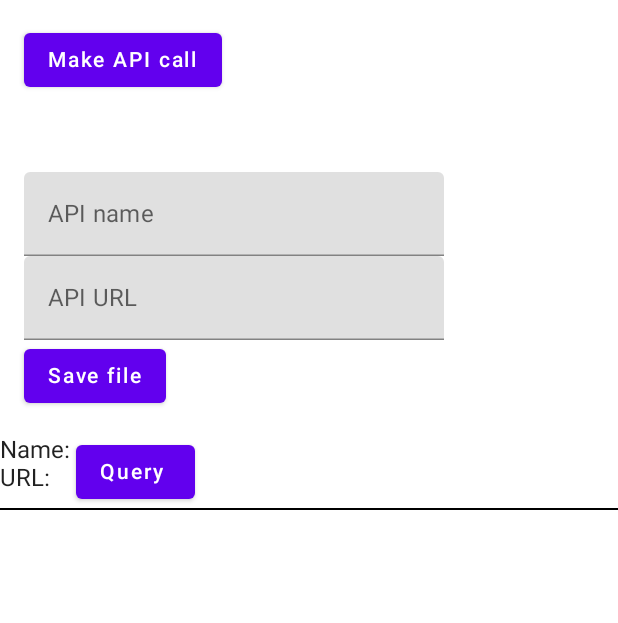
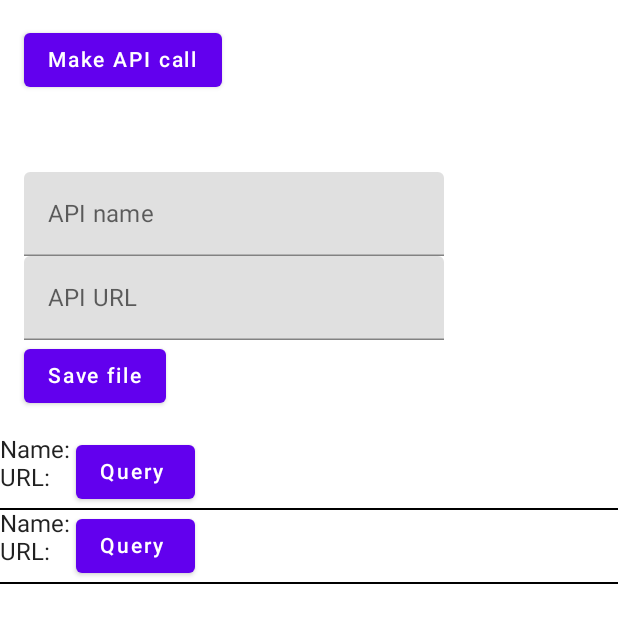
Before and after one commit to danevd-TCD/DVStats, an Android app built with Jetpack Compose: the composable MainApp shown on its own in the app's theme, after a tap on "Save file", on a phone screen of 412 x 824 dp. Shown: the top 623 px of the screen. Run offline under Robolectric (Android 15) with nearby library versions, the phone set to English and light mode, and no system bars; libraries missing offline, so code that uses them is left out: com.github.kittinunf.fuel; 1 other tap on this screen came first.

Commit message:
refactored code a bit, still more to do

```diff
--- a/app/src/main/java/com/example/dvstats/MainActivity.kt
+++ b/app/src/main/java/com/example/dvstats/MainActivity.kt
@@ -1,29 +1,18 @@
 package com.example.dvstats
-
-//https://developer.android.com/training/volley
 
 import android.content.Context
 import android.os.Bundle
 import androidx.activity.ComponentActivity
 import androidx.activity.compose.setContent
-import androidx.compose.foundation.Image
 import androidx.compose.foundation.layout.*
 import androidx.compose.foundation.lazy.LazyColumn
-import androidx.compose.foundation.shape.RoundedCornerShape
 import androidx.compose.material.*
-import androidx.compose.material.MaterialTheme.typography
 import androidx.compose.ui.Modifier
-import androidx.compose.ui.draw.clip
-import androidx.compose.ui.layout.ContentScale
-import androidx.compose.ui.res.painterResource
 import androidx.compose.ui.unit.dp
 import com.example.dvstats.ui.theme.DVStatsTheme
 import androidx.compose.material.Button
 import androidx.compose.ui.graphics.Color
 import androidx.compose.foundation.lazy.items
-import androidx.compose.animation.animateColorAsState
-import androidx.compose.foundation.background
-import androidx.compose.foundation.clickable
 import androidx.compose.foundation.layout.Column
 import androidx.compose.foundation.layout.padding
 import androidx.compose.material.Divider
@@ -34,42 +23,10 @@ import androidx.compose.ui.tooling.preview.Preview
 import com.github.kittinunf.fuel.coroutines.awaitStringResponse
 import com.github.kittinunf.fuel.httpGet
 import kotlinx.coroutines.launch
-//import com.example.dvstats.MyApplication.Companion.appContext
 import java.io.File
 import kotlinx.serialization.*
 import kotlinx.serialization.json.*
-
-@Composable
-fun MainApp(names: List<String> = List(15) {"Hello user #$it"}, i_userFiles: List<String>? = getDataDirFiles( MainActivity.instance ))
-{
-    //val clickCount = remember { mutableStateOf(0)}
-    val initialResponse = remember  { mutableStateOf("Initial")}
-    //val curFileName = remember { mutableStateOf("DEFAULT_FILENAME") }
-    var curFileName: MutableList<String> = remember { mutableListOf() }
-
-    DVStatsTheme {
-        // A surface container using the 'background' color from the theme
-        Surface(color = MaterialTheme.colors.background) {
-            Column {
-                //NewsStory()
-                //ButtonCounter(count = clickCount.value, updateCount = {newCount -> clickCount.value = newCount})
-                //Divider()
-                //NameList(names, Modifier.weight(1f))
-                ButtonCall(text_Reponse = initialResponse.value, updateAPIString = {newString -> initialResponse.value = newString})
-                //WriteCall(text = curFileName.value, updateFileText = { newFileName -> curFileName.value = newFileName;writeTestText(curFileName.value)})
-                WriteCall(text = curFileName, updateFileText = { newFileName -> curFileName =
-                    newFileName as MutableList<String>;writeTestText(
-                    curFileName
-                )})
-                if (i_userFiles != null) {
-                    DataList(userFiles = i_userFiles, updateAPIString = {newString -> initialResponse.value = newString},text_Reponse = initialResponse.value)
-                }
-            }
-        }
-    }
-}
-
-
+import androidx.compose.runtime.snapshots.SnapshotStateList
 
 class MainActivity : ComponentActivity() {
     companion object {
@@ -85,87 +42,89 @@ class MainActivity : ComponentActivity() {
     }
 }
 
+@Composable
+fun MainApp()
+{
+    val initialResponse = remember  { mutableStateOf("Initial")} //initial API string
+    var curFileName = remember {mutableStateListOf<String>()} //
+
+    DVStatsTheme {
+        Surface(color = MaterialTheme.colors.background) {
+            Column {
+                ButtonCall( text_Reponse = initialResponse.value,
+                            updateAPIString = {newString -> initialResponse.value = newString})
+                WriteCall(  text = curFileName,
+                            updateFileText =    {
+                                    newFileName -> curFileName = newFileName as SnapshotStateList<String>;
+                                    writeTestText(curFileName)
+                                                })
+                DataList(   userFiles = getDataDirFiles( MainActivity.instance ),
+                            updateAPIString = { newString -> initialResponse.value = newString},
+                            text_Reponse = initialResponse.value)
+            }
+        }
+    }
+}
+
 // ############################ FILE SCAN AND DISPLAY #######################################
 
 //write filename to file
-fun writeTestText(inputFieldList:MutableList<String>){
+fun writeTestText(inputFieldList:SnapshotStateList<String>){
     //inputFieldList is the mutable list passed by data fields from compose function
     val filename = inputFieldList[0] + "_config.json" //N.B: hardcoding filename based on field loc
-
     val file = File(MainActivity.instance.filesDir, filename)
     file.createNewFile()
-    //writing json data here, code in syntax by hand or use gson/etc?
-    //file.writeText("{\n"+ "\"Name\":"+ "\"" + filename + "\",\n"+ "\"URL\":" + "\""+inputFieldList[1] +"\"" + "\n}")
     file.writeText(varsToJson(inputFieldList[0],inputFieldList[1]))
 }
-
-//https://github.com/Kotlin/kotlinx.serialization#android for original
 
 //define data class for json writing here
 @Serializable
 data class API_Json(val Name: String, val URL: String)
 
 //serialise input data from API_Json format into json data and return as string to print/write/etc
-fun varsToJson(name: String, url: String): String {
+fun varsToJson(name: String, url: String): String
+{
     // Pass args and set up as data class for encoding
-    val data = API_Json(Name = name,URL = url)
-    val string = Json.encodeToString(data)
-
-    return string
+    val data = API_Json(Name = name, URL = url)
+    return Json.encodeToString(data)
 }
 
-//read a specified json file, return string? or maybe multiple vars? I dunno yet
-//n.b we decode using the same data class we encoded with in varsToJson
-
-fun readJson(fileLoc: String): API_Json {
+//read a specified json file, return string
+fun readJson(fileLoc: String): API_Json
+{
     val jsonFile = File(fileLoc).readText(Charsets.UTF_8) //read entire json file into a string
     val JsonAsString = Json.decodeFromString<API_Json>(jsonFile) //parse json file
     return JsonAsString
-    //can then access elements with JsonAsString.name or JsonAsString.language, i think?
 }
 
-
 //get all files in app filesDir
-fun getDataDirFiles(getFilesContext: Context): List<String> {
+fun getDataDirFiles(getFilesContext: Context): List<String>
+{
     val dataDir = File(getFilesContext.filesDir, "")
-    if (!dataDir.exists()){
-        dataDir.mkdir()
-    }
+    if (!dataDir.exists()){ dataDir.mkdir() } //necessary?
     val fileList = mutableListOf<String>()
-    //walk each file in dir, and look for .json files by reversing each string and scanning the last 5
-    //chars for ".json" backwards... there's got to be a more elegant way, but hey, it works for now
+    /*walk each file in dir, and look for .json files by reversing each string and scanning the last 5
+    chars for ".json" backwards... there's got to be a more elegant way, but hey, it works for now */
     dataDir.walk().forEach { if (it.toString().reversed().substring(0,5) == "nosj.") {fileList.add(it.toString()) }}
-
     return fileList
 }
+
 
 //get all files in filesDir and make lazy columns
 @Composable
 fun DataList(userFiles: List<String>, modifier: Modifier = Modifier, updateAPIString: (String) -> Unit, text_Reponse: String)
 {
-    //val coroutineScope = rememberCoroutineScope()
+
+    val lazyElements = remember{ mutableStateListOf<String>() }
+    for (i in getDataDirFiles(MainActivity.instance))
+    {
+        lazyElements.add(i)
+    }
 
     LazyColumn(modifier = modifier) {
-        items(items = userFiles) { data ->
-            //Text(text = data)
+        items(items = lazyElements) { data ->
 
-            //
             val coroutineScope = rememberCoroutineScope()
-
-
-            /*
-            Column(modifier = Modifier.padding(16.dp)) {
-                //Button(onClick = { updateAPIString(fuelCall("https://www.danev.xyz/status/all").toString()) })
-                Button(onClick = scopedUpdateAPIString )
-                {
-                    Text("Make API call")
-                }
-                Text(text = text_Reponse)
-            }
-
-             */
-
-            //
 
             Row(horizontalArrangement = Arrangement.SpaceBetween) {
                 val tempJsonObject = readJson(data)
@@ -187,34 +146,22 @@ fun DataList(userFiles: List<String>, modifier: Modifier = Modifier, updateAPISt
 
             Divider(color = Color.Black)
         }
+    }
 
-    }
 }
 
+//input fields to write file to .json
 @Composable
 fun WriteCall(text: List<String>, updateFileText: (List<String>) -> Unit)
 {
-    val coroutineScope = rememberCoroutineScope()
-
-    /*n.b: will special characters (/ , . ;) etc. cause issues w/ saving filename?
-    might need to sanitise/check input if so.
-    /parameters for writing to JSON config file:
-     */
     var text by remember { mutableStateOf("")}
     var API_name by remember { mutableStateOf("")} //api name, e.g "danev.xyz" or "google sheets"
     var API_url by remember { mutableStateOf("")} //api URL, e.g "danev.xyz/status/all"
 
-    val fieldList = mutableListOf<String>()
+    val fieldList = remember{mutableStateListOf<String>()}
 
-    Column(modifier = Modifier.padding(16.dp)) {
-        //original
-        /*
-        TextField(
-            value = text,
-            onValueChange = { text = it },
-            label = { Text("Filename") }
-        )
-         */
+    Column(modifier = Modifier.padding(16.dp))
+    {
         //API name
         TextField(
             value = API_name,
@@ -229,24 +176,21 @@ fun WriteCall(text: List<String>, updateFileText: (List<String>) -> Unit)
         )
         //eventually add more fields for e.g arguments or authorisation
 
-        //there's gotta be a better way to add the field elements to the fieldList list before
-        //sending off to updateFileText function
-        Button(onClick = { fieldList.add(API_name); fieldList.add(API_url); updateFileText(fieldList) }) {
-            Text("Save file")
-        }
-
+        Button(onClick = {
+            fieldList.add(API_name);
+            fieldList.add(API_url);
+            updateFileText(fieldList) })
+            { Text("Save file") }
     }
 
 }
 
 // ############################ API CALL #######################################
-
-suspend fun fuelCall(userURL:String) : String {
-    //var responseString = "No response"
-    val (request, response, result) =
+//HTTPGet using Fuel at specified URL
+suspend fun fuelCall(userURL:String) : String
+{
+    val (request, response, result) = //request, response are probably not necessary
         userURL.httpGet().awaitStringResponse()
-    //issues present in .toString() method of fuel
-    //https://github.com/kittinunf/fuel/issues/742
     return result
 }
 
@@ -271,7 +215,6 @@ fun ButtonCall(text_Reponse: String, updateAPIString: (String) -> Unit)
     }
 
     Column(modifier = Modifier.padding(16.dp)) {
-        //Button(onClick = { updateAPIString(fuelCall("https://www.danev.xyz/status/all").toString()) })
         Button(onClick = scopedUpdateAPIString )
         {
             Text("Make API call")
@@ -280,75 +223,7 @@ fun ButtonCall(text_Reponse: String, updateAPIString: (String) -> Unit)
     }
 }
 
-
 // ############################ OLD/OTHER #######################################
-@Composable
-fun Greeting(name: String) {
-    var isSelected by remember { mutableStateOf(false) }
-    val backgroundColor by animateColorAsState(if (isSelected) Color.Cyan else Color.Transparent)
-
-    Text(
-        text = "Hello $name!",
-        modifier = Modifier
-            .padding(24.dp)
-            .background(color = backgroundColor)
-            .clickable(onClick = { isSelected = !isSelected })
-    )
-}
-
-@Composable
-fun NameList(names: List<String>, modifier: Modifier = Modifier) {
-    LazyColumn(modifier = modifier) {
-        items(items = names) { name ->
-            Greeting(name = name)
-            Divider(color = Color.Black)
-        }
-    }
-}
-
-//basic counter button
-@Composable
-fun ButtonCounter(count: Int, updateCount: (Int) -> Unit)
-{
-    Column(modifier = Modifier.padding(16.dp)) {
-        Button(onClick = {updateCount(count+1)})
-        {
-            Text("Button click count: $count")
-        }
-        Spacer(Modifier.height(16.dp))
-        Button(onClick = {updateCount(count - count)}) {
-            Text("Reset counter")
-        }
-    }
-}
-
-@Composable
-fun NewsStory()
-{
-    Column(
-        modifier = Modifier.padding(16.dp)
-    ) {
-        Image(
-            painter = painterResource(R.drawable.italy),
-            contentDescription = null,
-            modifier = Modifier
-                .height(180.dp)
-                .fillMaxWidth()
-                .clip(shape = RoundedCornerShape(4.dp)),
-            contentScale = ContentScale.Crop
-        )
-        Spacer(Modifier.height(16.dp))
-
-        Text(
-            "Initial Jetpack Compose work: Here's some header text",
-            style = typography.h6
-        )
-        Text("Here's a line. \nHere's a newline. Lorem ipsum dolor sit amet.",
-        style = typography.body2)
-
-    }
-}
-
 @Preview(showBackground = true)
 @Composable
 fun DefaultPreview() {
```
